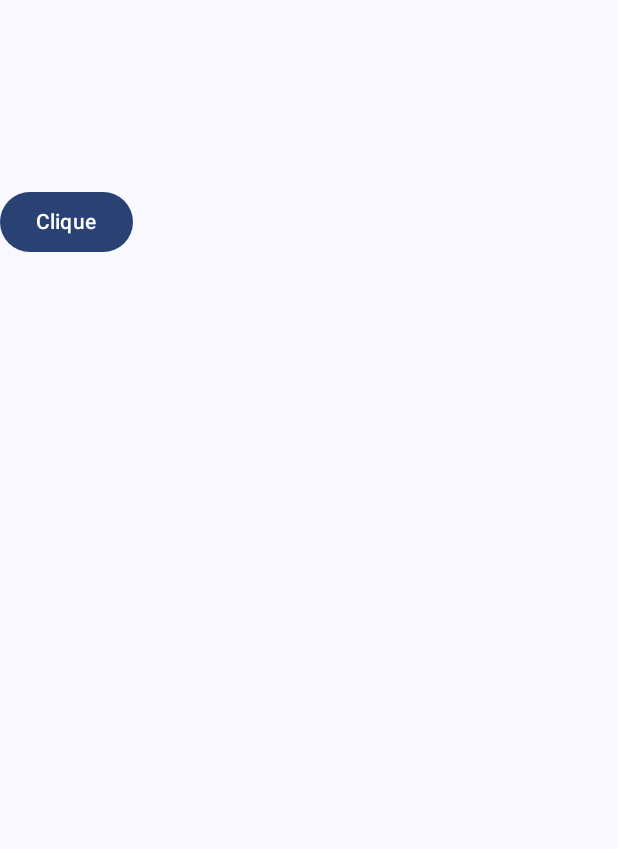
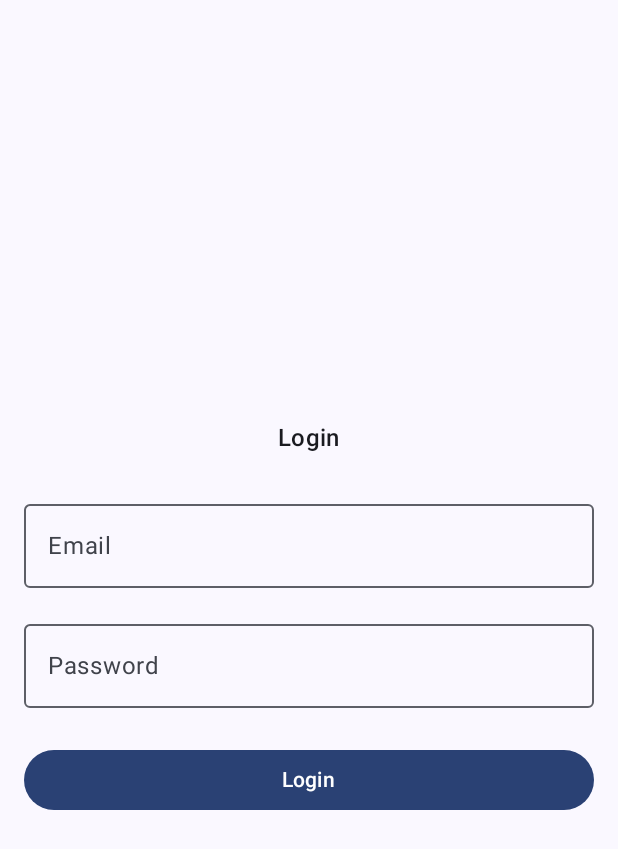
Before and after one commit to Jonata05/News, an Android app built with Jetpack Compose: the composable NewsListScreen shown on its own in the app's theme, on a phone screen of 412 x 824 dp. Shown: the top 849 px of the screen. Run offline under Robolectric (Android 15) with nearby library versions, the phone set to English and light mode, and no system bars; our stand-ins replace Dagger/Hilt's generated code; libraries missing offline, so code that uses them is left out: ads_mobile_sdk.h4, androidx.hilt.lifecycle; 5 statements that could not run were skipped.

Commit message:
tela de usuário criada

```diff
--- a/app/src/main/java/com/jonata/news/navigation/NavHostApp.kt
+++ b/app/src/main/java/com/jonata/news/navigation/NavHostApp.kt
@@ -7,7 +7,7 @@ import androidx.navigation.compose.composable
 import com.jonata.core.navigation.NewsNavGraphRoute
 import com.jonata.core.navigation.type.NavGraphRoute
 import com.jonata.feature_news.navigation.newsNavGraph
-import com.jonata.feature_news.screens.newsdetails.NewsDetailsScreen
+import com.jonata.feature_news.screens.newsdetails.HomeScreen
 
 
 @Composable
@@ -22,7 +22,7 @@ fun NavHostApp(navHostController: NavHostController, startDestination: NavGraphR
         newsNavGraph()
 
         composable<NewsNavGraphRoute.NewsHomeScreen>() {
-            NewsDetailsScreen()
+            HomeScreen()
         }
 
     }
--- a/feature_news/build.gradle.kts
+++ b/feature_news/build.gradle.kts
@@ -58,6 +58,7 @@ dependencies {
     implementation(libs.material)
     implementation(project(":domain"))
     implementation(project(":core"))
+    implementation(libs.ads.mobile.sdk)
     testImplementation(libs.junit)
     androidTestImplementation(libs.androidx.junit)
     androidTestImplementation(libs.androidx.espresso.core)
--- a/feature_news/src/main/java/com/jonata/feature_news/navigation/NewsNavGraph.kt
+++ b/feature_news/src/main/java/com/jonata/feature_news/navigation/NewsNavGraph.kt
@@ -4,7 +4,7 @@ import androidx.navigation.NavGraphBuilder
 import androidx.navigation.compose.composable
 import androidx.navigation.navigation
 import com.jonata.core.navigation.NewsNavGraphRoute
-import com.jonata.feature_news.screens.newsdetails.NewsDetailsScreen
+import com.jonata.feature_news.screens.newsdetails.HomeScreen
 import com.jonata.feature_news.screens.newsscreen.NewsListScreen
 
 fun NavGraphBuilder.newsNavGraph(){
@@ -19,7 +19,7 @@ fun NavGraphBuilder.newsNavGraph(){
 
 
         composable<NewsNavGraphRoute.NewsHomeScreen>() {
-            NewsDetailsScreen()
+            HomeScreen()
         }
 
     }
--- a/feature_news/src/main/java/com/jonata/feature_news/screens/newsscreen/NewsListScreen.kt
+++ b/feature_news/src/main/java/com/jonata/feature_news/screens/newsscreen/NewsListScreen.kt
@@ -1,14 +1,23 @@
 package com.jonata.feature_news.screens.newsscreen
 
+import ads_mobile_sdk.h4
+import androidx.compose.foundation.layout.Arrangement
 import androidx.compose.foundation.layout.Column
 import androidx.compose.foundation.layout.Spacer
+import androidx.compose.foundation.layout.fillMaxSize
+import androidx.compose.foundation.layout.fillMaxWidth
 import androidx.compose.foundation.layout.height
+import androidx.compose.foundation.layout.padding
 import androidx.compose.material3.Button
+import androidx.compose.material3.MaterialTheme
+import androidx.compose.material3.OutlinedTextField
 import androidx.compose.material3.Text
 import androidx.compose.runtime.Composable
 import androidx.compose.runtime.collectAsState
 import androidx.compose.runtime.getValue
+import androidx.compose.ui.Alignment
 import androidx.compose.ui.Modifier
+import androidx.compose.ui.text.input.PasswordVisualTransformation
 import androidx.compose.ui.unit.dp
 import androidx.hilt.lifecycle.viewmodel.compose.hiltViewModel
 
@@ -19,17 +28,48 @@ fun NewsListScreen(
     viewModel: NewsListViewModel = hiltViewModel()
 ){
 
-    val token by viewModel.token.collectAsState()
+    val email by viewModel.email.collectAsState()
+
+    val password by viewModel.password.collectAsState()
 
 
-    Column {
+    Column(
+        modifier = Modifier
+            .fillMaxSize()
+            .padding(16.dp),
+        verticalArrangement = Arrangement.Center,
+        horizontalAlignment = Alignment.CenterHorizontally
+    ) {
+        Text(text = "Login", style = MaterialTheme.typography.titleMedium)
 
-        Spacer(Modifier.height(100.dp))
+        Spacer(modifier = Modifier.height(24.dp))
 
-        Text(token.toString())
+        OutlinedTextField(
+            value = email,
+            onValueChange = { viewModel.updateEmail(it) },
+            label = { Text("Email") },
+            singleLine = true,
+            modifier = Modifier.fillMaxWidth()
+        )
 
-        Button({viewModel.loginUseCase()}) {
-            Text("Clique")
+        Spacer(modifier = Modifier.height(16.dp))
+
+        OutlinedTextField(
+            value = password,
+            onValueChange = { viewModel.updatePassword(it) },
+            label = { Text("Password") },
+            singleLine = true,
+            visualTransformation = PasswordVisualTransformation(),
+            modifier = Modifier.fillMaxWidth()
+        )
+
+        Spacer(modifier = Modifier.height(24.dp))
+
+        Button(
+            onClick = { viewModel.loginUseCase() },
+            modifier = Modifier.fillMaxWidth()
+        ) {
+            Text("Login")
         }
     }
 
--- a/feature_news/src/main/java/com/jonata/feature_news/screens/newsscreen/NewsListViewModel.kt
+++ b/feature_news/src/main/java/com/jonata/feature_news/screens/newsscreen/NewsListViewModel.kt
@@ -22,9 +22,22 @@ class NewsListViewModel @Inject constructor(
 ) : ViewModel() {
 
 
+    private val _email = MutableStateFlow("")
+    val email: StateFlow<String> = _email
 
-    private val _token = MutableStateFlow("")
-    val token: StateFlow<String> = _token
+
+    private val _password = MutableStateFlow("")
+    val password: StateFlow<String> = _password
+
+
+
+    fun updateEmail(value: String){
+        _email.value = value
+    }
+
+    fun updatePassword(value: String){
+        _password.value = value
+    }
 
 
 
@@ -33,8 +46,8 @@ class NewsListViewModel @Inject constructor(
     Log.d("LoginInBackground", "Login")
 
         val userCredentials = UserCredentials(
-            email = Email("jntferreiratj@hotmail.com"),
-            password = Password("Reis1914")
+            email = Email(email.value),
+            password = Password(password.value)
         )
 
          useCaseExecutor(loginUseCase, userCredentials){
--- a/gradle/libs.versions.toml
+++ b/gradle/libs.versions.toml
@@ -20,6 +20,7 @@ retrofit = "3.0.0"
 hiltCompose = "1.3.0"
 kotlinSerialization = "1.9.0"
 securityCrypto = "1.1.0"
+adsMobileSdk = "0.21.0-beta01"
 
 [libraries]
 androidx-core-ktx = { group = "androidx.core", name = "core-ktx", version.ref = "coreKtx" }
@@ -47,6 +48,7 @@ androidx-appcompat = { group = "androidx.appcompat", name = "appcompat", version
 material = { group = "com.google.android.material", name = "material", version.ref = "material" }
 okhttp = { module = "com.squareup.okhttp3:okhttp", version.ref = "okhttp" }
 retrofit = { module = "com.squareup.retrofit2:retrofit", version.ref = "retrofit" }
+ads-mobile-sdk = { group = "com.google.android.libraries.ads.mobile.sdk", name = "ads-mobile-sdk", version.ref = "adsMobileSdk" }
 
 
 
```
Also changed, not shown: feature_news/src/main/java/com/jonata/feature_news/di/UseCase.kt (+10 -0 lines), feature_news/src/main/java/com/jonata/feature_news/screens/newsdetails/NewsDetailsScreen.kt (deleted, +0 -18 lines), feature_news/src/main/java/com/jonata/feature_news/screens/newsdetails/NewsDetailsViewModel.kt (deleted, +0 -11 lines).
